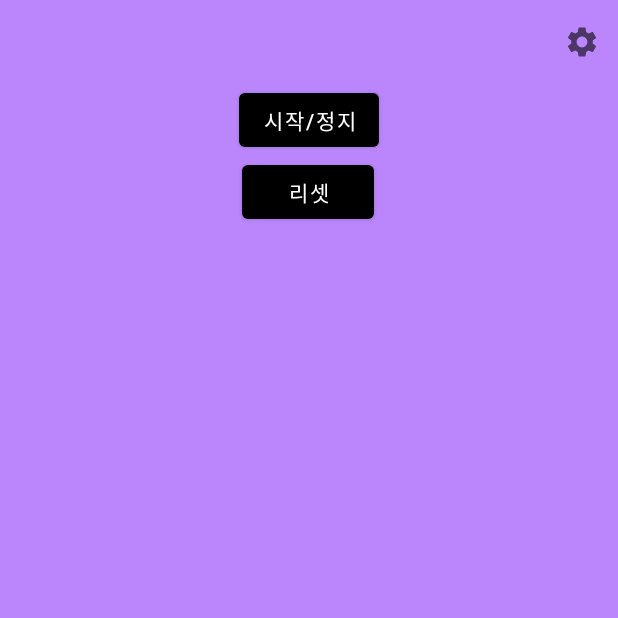
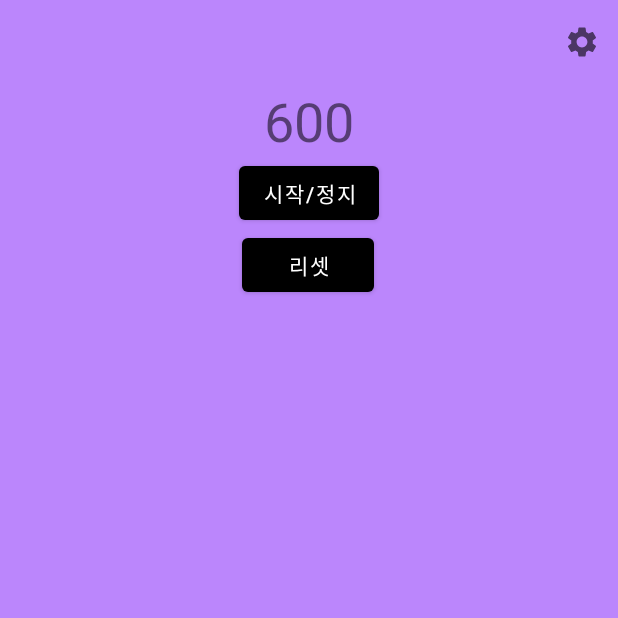
Before and after one commit to tofhddl9/simple-timer, an Android app: the screen it shows after launch (MainActivity), on a phone screen of 412 x 824 dp, the top half of it. Run offline under Robolectric (Android 15) with nearby library versions, the phone set to English and light mode, and no system bars; our stand-ins replace Dagger/Hilt's generated code, Timber.

```diff
--- a/app/build.gradle
+++ b/app/build.gradle
@@ -51,6 +51,7 @@ dependencies {
 
     implementation "androidx.fragment:fragment-ktx:$rootProject.fragmentVersion"
 
+    implementation "androidx.lifecycle:lifecycle-runtime-ktx:$rootProject.lifecycleVersion"
     implementation "androidx.lifecycle:lifecycle-process:$rootProject.lifecycleVersion"
     implementation "androidx.lifecycle:lifecycle-livedata-ktx:$rootProject.lifecycleVersion"
     implementation "androidx.lifecycle:lifecycle-viewmodel-ktx:$rootProject.lifecycleVersion"
--- a/app/src/main/java/com/lgtm/simple_timer/SettingFragment.kt
+++ b/app/src/main/java/com/lgtm/simple_timer/page/setting/SettingFragment.kt
@@ -1,7 +1,8 @@
-package com.lgtm.simple_timer
+package com.lgtm.simple_timer.page.setting
 
 import android.os.Bundle
 import androidx.preference.PreferenceFragmentCompat
+import com.lgtm.simple_timer.R
 
 class SettingFragment : PreferenceFragmentCompat() {
     override fun onCreatePreferences(savedInstanceState: Bundle?, rootKey: String?) {
--- a/app/src/main/java/com/lgtm/simple_timer/MainFragment.kt
+++ b/app/src/main/java/com/lgtm/simple_timer/page/timer/TimerFragment.kt
@@ -1,25 +1,40 @@
-package com.lgtm.simple_timer
+package com.lgtm.simple_timer.page.timer
 
 import android.os.Bundle
 import android.view.View
 import androidx.fragment.app.Fragment
+import androidx.fragment.app.viewModels
+import androidx.lifecycle.Lifecycle
+import androidx.lifecycle.lifecycleScope
+import androidx.lifecycle.repeatOnLifecycle
 import androidx.navigation.fragment.findNavController
-import com.lgtm.simple_timer.databinding.FragmentMainBinding
+import com.lgtm.simple_timer.R
+import com.lgtm.simple_timer.databinding.FragmentTimerBinding
 import com.lgtm.simple_timer.delegate.viewBinding
+import dagger.hilt.android.AndroidEntryPoint
+import kotlinx.coroutines.flow.collect
+import kotlinx.coroutines.launch
 
-class MainFragment: Fragment(R.layout.fragment_main) {
+@AndroidEntryPoint
+class TimerFragment: Fragment(R.layout.fragment_timer) {
 
-    private val binding: FragmentMainBinding by viewBinding(FragmentMainBinding::bind)
+    private val binding: FragmentTimerBinding by viewBinding(FragmentTimerBinding::bind)
+
+    private val viewModel : TimerViewModel by viewModels()
 
     override fun onViewCreated(view: View, savedInstanceState: Bundle?) {
         super.onViewCreated(view, savedInstanceState)
 
         initToolbar()
+
+        setListeners()
+
+        observeViewModel()
     }
 
-    private fun initToolbar() = with(binding) {
-        toolbar.inflateMenu(R.menu.menu_home)
-        toolbar.setOnMenuItemClickListener {
+    private fun initToolbar() = with(binding.toolbar) {
+        inflateMenu(R.menu.menu_home)
+        setOnMenuItemClickListener {
             when (it.itemId) {
                 R.id.menu_setting -> {
                     moveToSetting()
@@ -32,8 +47,24 @@ class MainFragment: Fragment(R.layout.fragment_main) {
         }
     }
 
+    private fun setListeners() {
+
+    }
+
+    private fun observeViewModel() {
+        viewLifecycleOwner.lifecycleScope.launch {
+            viewLifecycleOwner.repeatOnLifecycle(Lifecycle.State.STARTED) {
+                viewModel.uiState.collect { uiState ->
+                    // 실제로는 TimerView에 uiState.remainTime 넘겨주기
+
+                    binding.textView.text = uiState.remainTime.toString()
+                }
+            }
+        }
+    }
+
    private fun moveToSetting() {
-        findNavController().navigate(MainFragmentDirections.actionCompassFragmentToMapFragment())
+        findNavController().navigate(TimerFragmentDirections.actionCompassFragmentToMapFragment())
     }
 
 }
@@ -55,7 +86,7 @@ class MainFragment: Fragment(R.layout.fragment_main) {
  *   - remainTimeInSec: Long
  *   - state: State {INIT, PROGRESS, PAUSE, FIN}
  *   - settingTime: Long ... 다시하기 버튼 추가
- * 남은 시간에 따라 결정되는 프로그레스의 진척도, 색상 등은 뷰가 갖되, 델리게이션을 통해 가져볼까
+ * 남은 시간에 따라 결정되는 프로그레스의 진척도, 색상 등은 뷰가 갖되 갈아끼울 수 있게 델리게이션을 통해 가져볼까
  **  - 시간에 따라, 뷰의 모습은 결정적
  *
  * 시나리오
@@ -69,7 +100,5 @@ class MainFragment: Fragment(R.layout.fragment_main) {
      - 타이머는 뷰모델이 갖고? 한 틱마다 uiState를 갱신?
      - 남은 시간이 0초가 되면 state같은것도 갱신하면 되겠다.
      - 뷰는 단지, uiState에 따라 갱신되는데, 이때 델리게이션을 통해 어떻게 그릴지 결정되는 형태.
-
- *
  *
  * */
--- /dev/null
+++ b/app/src/main/java/com/lgtm/simple_timer/page/timer/TimerUiState.kt
@@ -0,0 +1,14 @@
+package com.lgtm.simple_timer.page.timer
+
+data class TimerUiState(
+    val settingTime: Long = 600L,
+    val remainTime: Long = 600L,
+    val state: TimerState = TimerState.Init,
+)
+
+sealed class TimerState {
+    object Init : TimerState()
+    object InProgress : TimerState()
+    object Paused : TimerState()
+    object Finished : TimerState()
+}
--- /dev/null
+++ b/app/src/main/java/com/lgtm/simple_timer/page/timer/TimerViewModel.kt
@@ -0,0 +1,33 @@
+package com.lgtm.simple_timer.page.timer
+
+import androidx.lifecycle.ViewModel
+import dagger.hilt.android.lifecycle.HiltViewModel
+import kotlinx.coroutines.flow.MutableStateFlow
+import kotlinx.coroutines.flow.StateFlow
+import kotlinx.coroutines.flow.asStateFlow
+
+@HiltViewModel
+class TimerViewModel : ViewModel() {
+
+    private val _uiState = MutableStateFlow(TimerUiState())
+    val uiState: StateFlow<TimerUiState> = _uiState.asStateFlow()
+
+    // n ms 마다 틱을 알려주는 타이머를 갖는게 좋겠다.
+    fun onEvent(event: TimerEvent) {
+        when (event) {
+            TimerEvent.TouchStart -> {
+
+            }
+            TimerEvent.TouchMove -> {
+
+            }
+            TimerEvent.TouchRelease -> {
+
+            }
+            TimerEvent.ClickTimer -> {
+                // 상태에 따라서 다른 동작
+            }
+        }
+    }
+
+}
--- a/app/src/main/res/layout/fragment_main.xml
+++ b/app/src/main/res/layout/fragment_timer.xml
@@ -15,6 +15,17 @@
         app:layout_constraintEnd_toEndOf="parent"
         android:minHeight="?attr/actionBarSize"/>
 
+    <TextView
+        android:id="@+id/textView"
+        tools:text="15"
+        android:textSize="36sp"
+        android:layout_width="wrap_content"
+        android:layout_height="wrap_content"
+        app:layout_constraintTop_toBottomOf="@id/toolbar"
+        app:layout_constraintStart_toStartOf="parent"
+        app:layout_constraintEnd_toEndOf="parent"
+        app:layout_constraintBottom_toTopOf="@id/toggle_button"/>
+
     <Button
         android:id="@+id/toggle_button"
         android:layout_width="wrap_content"
@@ -22,7 +33,7 @@
         android:text="시작/정지"
         app:layout_constraintEnd_toEndOf="parent"
         app:layout_constraintStart_toStartOf="parent"
-        app:layout_constraintTop_toBottomOf="@+id/toolbar" />
+        app:layout_constraintTop_toBottomOf="@+id/textView" />
 
     <Button
         android:id="@+id/reset_button"
--- a/app/src/main/res/navigation/nav_main.xml
+++ b/app/src/main/res/navigation/nav_main.xml
@@ -7,11 +7,11 @@
 
     <fragment
         android:id="@+id/main_fragment"
-        android:name="com.lgtm.simple_timer.MainFragment"
-        tools:layout="@layout/fragment_main" >
+        android:name="com.lgtm.simple_timer.page.timer.TimerFragment"
+        tools:layout="@layout/fragment_timer" >
         <action
             android:id="@+id/action_compass_fragment_to_mapFragment"
-            app:destination="@id/subFragment"
+            app:destination="@id/settingFragment"
             app:enterAnim="@anim/slide_in_up"
             app:exitAnim="@anim/slide_out_up"
             app:popEnterAnim="@anim/slide_in_down"
@@ -19,8 +19,7 @@
     </fragment>
 
     <fragment
-        android:id="@+id/subFragment"
-        android:name="com.lgtm.simple_timer.SettingFragment"
-        tools:layout="@layout/fragment_sub" />
+        android:id="@+id/settingFragment"
+        android:name="com.lgtm.simple_timer.page.setting.SettingFragment"/>
 
 </navigation>
```
Also changed, not shown: app/src/main/java/com/lgtm/simple_timer/page/timer/TimerEvent.kt (added, +8 -0 lines), app/src/main/res/layout/fragment_sub.xml (deleted, +0 -14 lines).
